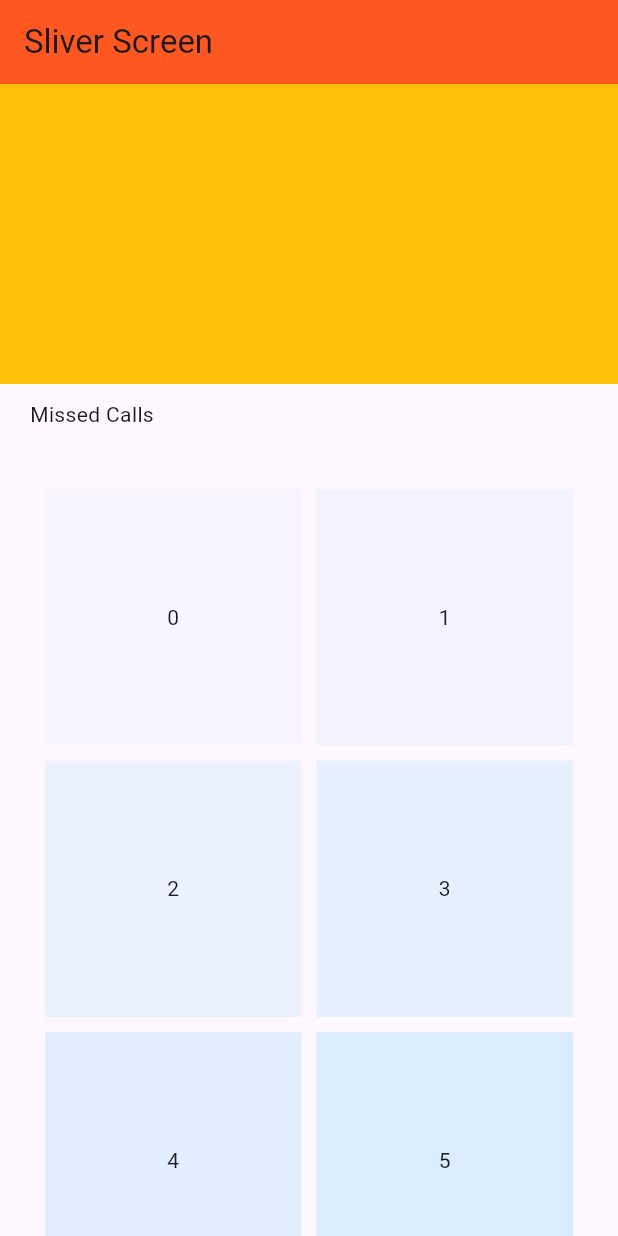
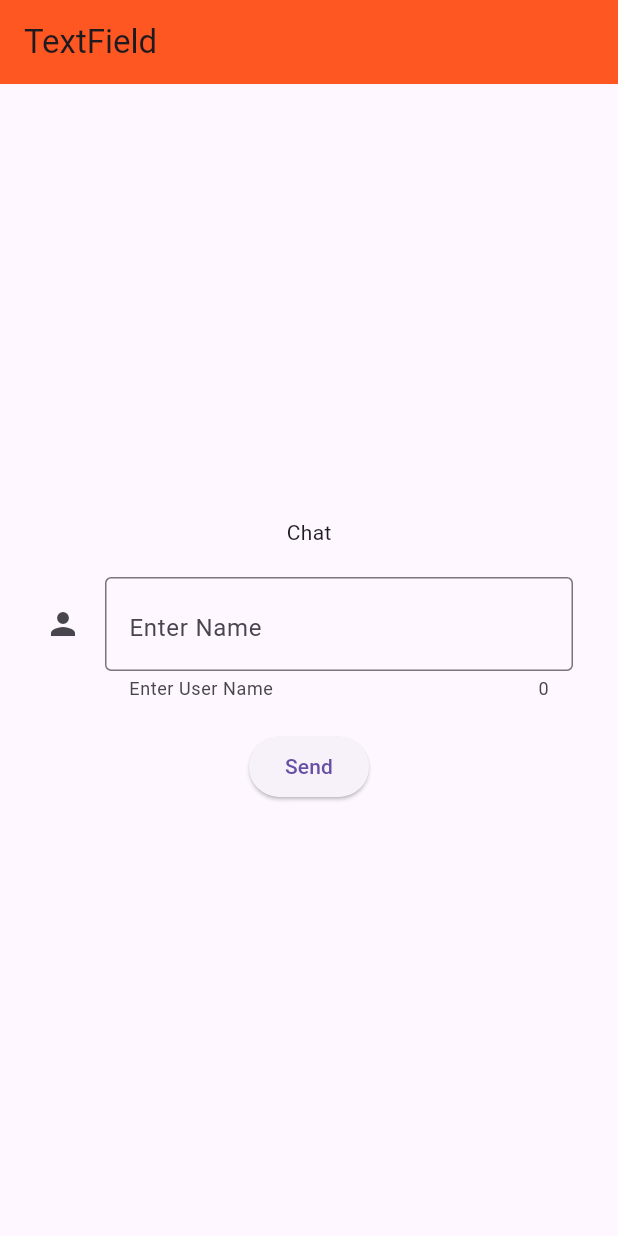
Before and after one commit to themayankprajapat/flutter_tutorial, a Flutter app: the screen it shows after launch, on a phone screen of 412 x 824 dp. Run offline on Flutter 3.47's test engine with Material 2 defaults, Android fonts, the phone set to English and light mode, and no system bars.

Commit message:
textfield

```diff
--- a/lib/main.dart
+++ b/lib/main.dart
@@ -1,5 +1,5 @@
 import 'package:flutter/material.dart';
-import 'package:flutter_tutorial/screens/sliver_screen.dart';
+import 'package:flutter_tutorial/screens/textfield_screen.dart';
 
 void main() {
   runApp(const MyApp());
@@ -22,7 +22,7 @@ class MyApp extends StatelessWidget {
         //   seedColor: const Color.fromARGB(255, 124, 196, 255),
         // ),
       ),
-      home: const SliverScreen(),
+      home: const TextFieldScreen(),
     );
   }
 }
--- /dev/null
+++ b/lib/screens/textfield_screen.dart
@@ -0,0 +1,79 @@
+import 'dart:developer';
+
+import 'package:flutter/material.dart';
+import 'package:flutter/services.dart';
+
+final textController = TextEditingController();
+
+class TextFieldScreen extends StatelessWidget {
+  const TextFieldScreen({super.key});
+
+  @override
+  Widget build(BuildContext context) {
+    return Scaffold(
+      appBar: AppBar(title: const Text('TextField')),
+      body: Center(
+        child: Column(
+          mainAxisSize: MainAxisSize.min,
+          // mainAxisAlignment: MainAxisAlignment.spaceEvenly,
+          children: [
+            const Text('Chat'),
+            Padding(
+              padding: const EdgeInsets.symmetric(horizontal: 30, vertical: 20),
+              child: TextField(
+                maxLines: null,
+                minLines: 1,
+                textInputAction: TextInputAction.send,
+                inputFormatters: [FilteringTextInputFormatter.digitsOnly],
+                decoration: InputDecoration(
+                    icon: const Icon(Icons.person),
+                    // label: Text('User Name'),
+                    // labelText: 'User Name',
+                    helperText: 'Enter User Name',
+                    hintText: 'Enter Name',
+                    // errorText: 'User Name is wrong',
+                    // error: Row(
+                    //   children: [Icon(Icons.info), Text('User Name is wrong')],
+                    // ),
+                    // isCollapsed: true,
+                    // contentPadding: EdgeInsets.all(0),
+                    // prefix: Icon(Icons.search),
+                    suffix: const Icon(Icons.search),
+                    counterText: textController.text.length.toString(),
+                    // fillColor: Colors.orange,
+                    // filled: true,
+
+                    border: const OutlineInputBorder()
+                    // enabled: false,
+                    ),
+                controller: textController,
+                // textAlign: TextAlign.center,
+                keyboardType: TextInputType.multiline,
+                // obscureText: true,
+                // readOnly: true,
+                onChanged: (value) {
+                  log(value, name: 'onChanged');
+                },
+                onEditingComplete: () {
+                  log(textController.text, name: 'onEditngComplete');
+                },
+                onSubmitted: (value) {
+                  log(value, name: 'onSubmitted');
+                },
+                onTap: () {
+                  // log(textController.text);
+                },
+              ),
+            ),
+            ElevatedButton(
+              onPressed: () {
+                log(textController.text);
+              },
+              child: const Text('Send'),
+            )
+          ],
+        ),
+      ),
+    );
+  }
+}
```
